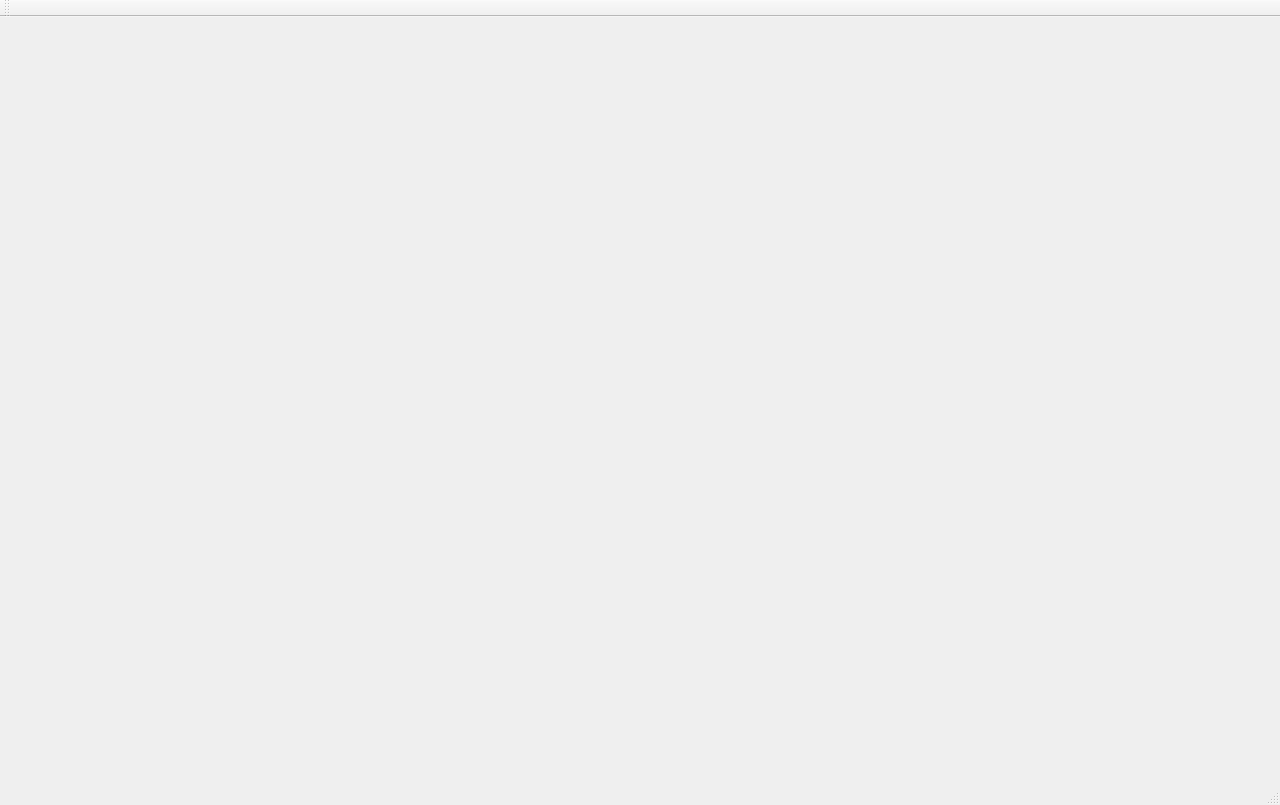
The window that 02_Calib/01_Code/Initialization/mainwindow.ui (BBRUSS/VPJW17G5) describes before a commit, drawn with Qt 5.
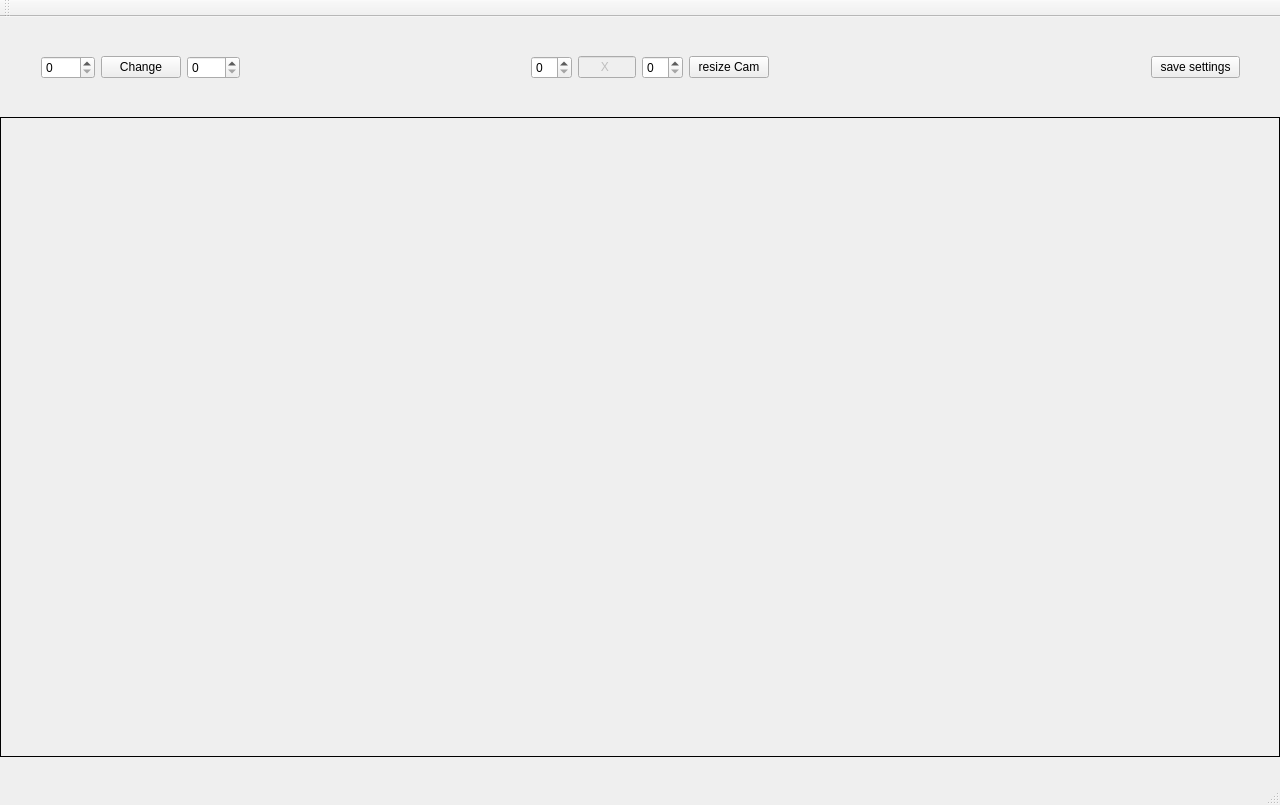
The same window after the commit.

Diff of the .ui file:
```diff
--- a/02_Calib/01_Code/Initialization/mainwindow.ui
+++ b/02_Calib/01_Code/Initialization/mainwindow.ui
@@ -26,9 +26,103 @@
       <height>640</height>
      </rect>
     </property>
+    <property name="frameShape">
+     <enum>QFrame::Box</enum>
+    </property>
     <property name="text">
      <string/>
     </property>
+    <property name="scaledContents">
+     <bool>true</bool>
+    </property>
+   </widget>
+   <widget class="QWidget" name="horizontalLayoutWidget_2">
+    <property name="geometry">
+     <rect>
+      <x>520</x>
+      <y>0</y>
+      <width>260</width>
+      <height>101</height>
+     </rect>
+    </property>
+    <layout class="QHBoxLayout" name="horizontalLayout_2">
+     <item>
+      <widget class="QSpinBox" name="spinBoxFieldHeight"/>
+     </item>
+     <item>
+      <widget class="QLineEdit" name="lineEditConstX">
+       <property name="enabled">
+        <bool>false</bool>
+       </property>
+       <property name="sizePolicy">
+        <sizepolicy hsizetype="Expanding" vsizetype="Fixed">
+         <horstretch>0</horstretch>
+         <verstretch>0</verstretch>
+        </sizepolicy>
+       </property>
+       <property name="text">
+        <string>      X</string>
+       </property>
+       <property name="readOnly">
+        <bool>true</bool>
+       </property>
+      </widget>
+     </item>
+     <item>
+      <widget class="QSpinBox" name="spinBoxFieldWidth"/>
+     </item>
+     <item>
+      <widget class="QPushButton" name="pushButtonResizeCamField">
+       <property name="text">
+        <string>resize Cam</string>
+       </property>
+      </widget>
+     </item>
+    </layout>
+   </widget>
+   <widget class="QWidget" name="horizontalLayoutWidget_4">
+    <property name="geometry">
+     <rect>
+      <x>1140</x>
+      <y>0</y>
+      <width>111</width>
+      <height>101</height>
+     </rect>
+    </property>
+    <layout class="QHBoxLayout" name="horizontalLayout_4">
+     <item>
+      <widget class="QPushButton" name="pushButtonSaveSettings">
+       <property name="text">
+        <string>save settings</string>
+       </property>
+      </widget>
+     </item>
+    </layout>
+   </widget>
+   <widget class="QWidget" name="horizontalLayoutWidget">
+    <property name="geometry">
+     <rect>
+      <x>30</x>
+      <y>0</y>
+      <width>221</width>
+      <height>101</height>
+     </rect>
+    </property>
+    <layout class="QHBoxLayout" name="horizontalLayout">
+     <item>
+      <widget class="QSpinBox" name="spinBoxChange1"/>
+     </item>
+     <item>
+      <widget class="QPushButton" name="pushButtonChange">
+       <property name="text">
+        <string>Change</string>
+       </property>
+      </widget>
+     </item>
+     <item>
+      <widget class="QSpinBox" name="spinBoxChange2"/>
+     </item>
+    </layout>
    </widget>
   </widget>
   <widget class="QMenuBar" name="menuBar">
```
